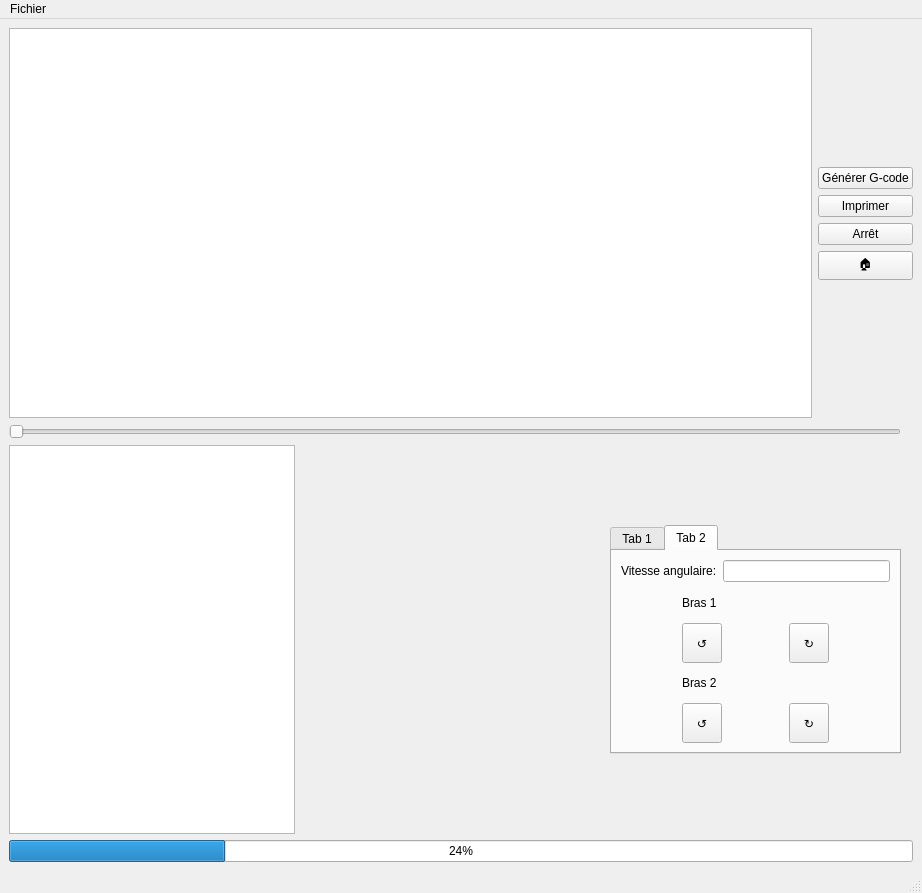
Qt form Python/plasmarm.ui (lapm6225/PlasmArm) before a commit.
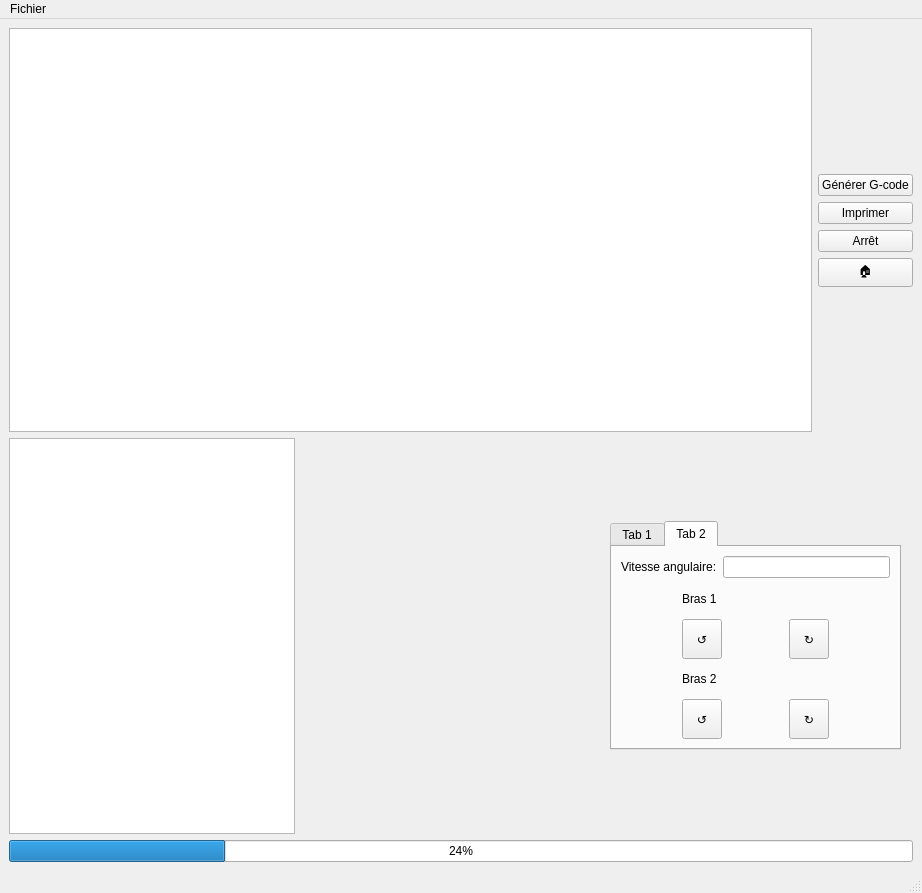
The same form after that commit.

Commit message:
Load, close.
Ajouter bouton pour charger et retirer un dxf de l'affichage

```diff
--- a/Python/plasmarm.ui
+++ b/Python/plasmarm.ui
@@ -21,6 +21,36 @@
     <bool>true</bool>
    </property>
    <layout class="QGridLayout" name="gridLayout_3">
+    <item row="1" column="0">
+     <layout class="QVBoxLayout" name="verticalLayout_3">
+      <item>
+       <widget class="QTextEdit" name="textEdit">
+        <property name="maximumSize">
+         <size>
+          <width>286</width>
+          <height>396</height>
+         </size>
+        </property>
+        <property name="baseSize">
+         <size>
+          <width>300</width>
+          <height>100</height>
+         </size>
+        </property>
+       </widget>
+      </item>
+     </layout>
+    </item>
+    <item row="2" column="0" colspan="5">
+     <widget class="QProgressBar" name="progressBar">
+      <property name="value">
+       <number>24</number>
+      </property>
+     </widget>
+    </item>
+    <item row="1" column="3">
+     <layout class="QVBoxLayout" name="verticalLayout_5"/>
+    </item>
     <item row="0" column="0" colspan="5">
      <layout class="QHBoxLayout" name="horizontalLayout_4">
       <property name="sizeConstraint">
@@ -96,7 +126,7 @@
       </item>
      </layout>
     </item>
-    <item row="2" column="2">
+    <item row="1" column="2">
      <widget class="QTabWidget" name="tabWidget">
       <property name="minimumSize">
        <size>
@@ -306,10 +336,7 @@
       </widget>
      </widget>
     </item>
-    <item row="2" column="3">
-     <layout class="QVBoxLayout" name="verticalLayout_5"/>
-    </item>
-    <item row="2" column="1">
+    <item row="1" column="1">
      <spacer name="horizontalSpacer">
       <property name="orientation">
        <enum>Qt::Horizontal</enum>
@@ -322,40 +349,6 @@
       </property>
      </spacer>
     </item>
-    <item row="3" column="0" colspan="5">
-     <widget class="QProgressBar" name="progressBar">
-      <property name="value">
-       <number>24</number>
-      </property>
-     </widget>
-    </item>
-    <item row="2" column="0">
-     <layout class="QVBoxLayout" name="verticalLayout_3">
-      <item>
-       <widget class="QTextEdit" name="textEdit">
-        <property name="maximumSize">
-         <size>
-          <width>286</width>
-          <height>396</height>
-         </size>
-        </property>
-        <property name="baseSize">
-         <size>
-          <width>300</width>
-          <height>100</height>
-         </size>
-        </property>
-       </widget>
-      </item>
-     </layout>
-    </item>
-    <item row="1" column="0" colspan="3">
-     <widget class="QSlider" name="horizontalSlider">
-      <property name="orientation">
-       <enum>Qt::Horizontal</enum>
-      </property>
-     </widget>
-    </item>
    </layout>
   </widget>
   <widget class="QStatusBar" name="statusbar"/>
```
Left out of the diff: 4 changed lines with no effect on the pictures. The commit also changes 1 other file.
